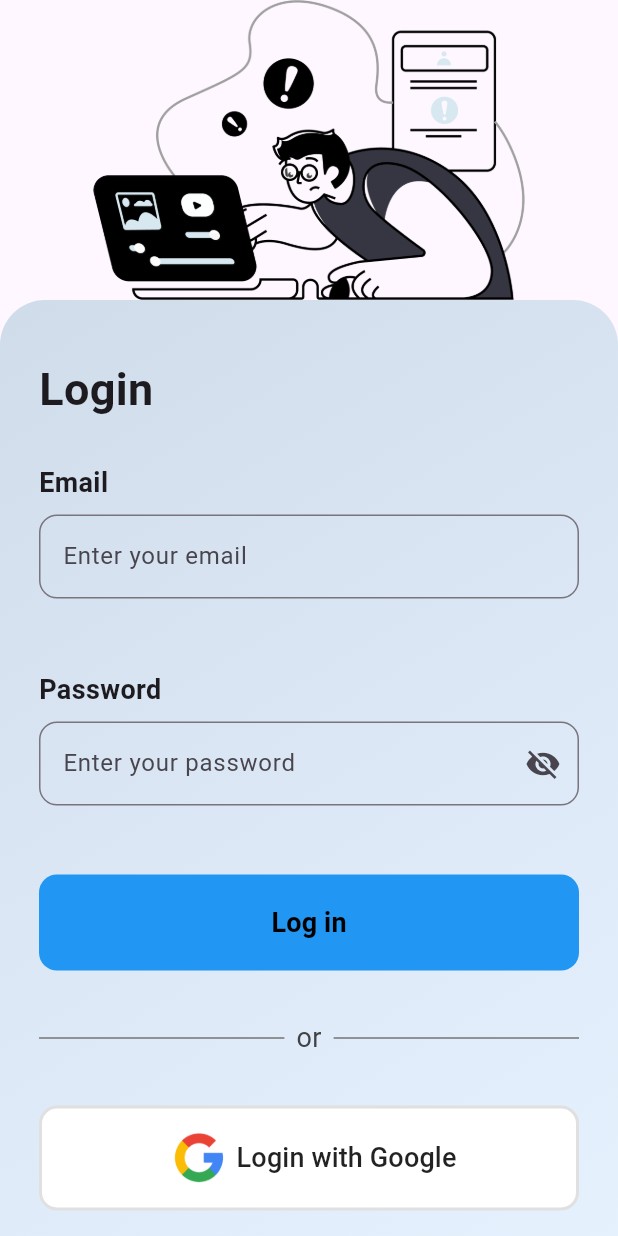
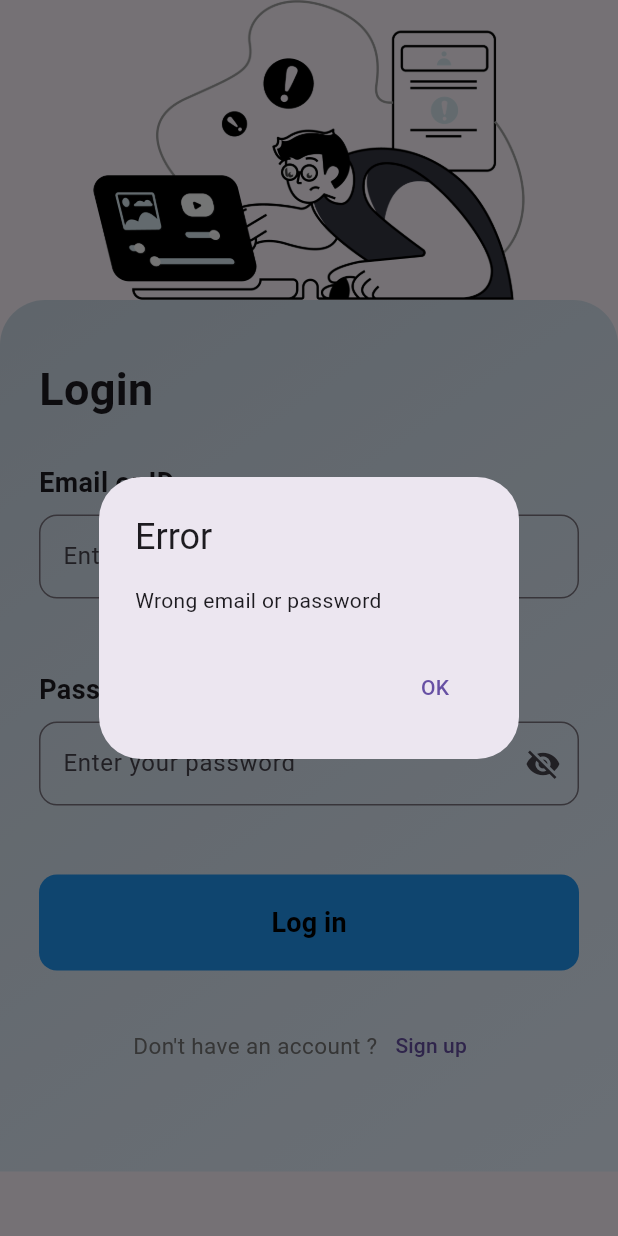
Before and after one commit to Omar073/BankingSystem-LinkedList, a Flutter app: the LoginPage screen opened directly, after a tap on "Log in", on a phone screen of 412 x 824 dp. Run offline on Flutter 3.47's test engine with Material 3 defaults, Android fonts, the phone set to English and light mode, and no system bars; our stand-ins replace flashy_tab_bar2, flutter_pw_validator, flutter_spinkit; accounts and stored records are empty.

Commit message:
Provider and login logic

```diff
--- a/lib/Classes/Instructor.dart
+++ b/lib/Classes/Instructor.dart
@@ -8,21 +8,16 @@ class Instructor extends User {
   bool _isFullTime = false;
 
   Instructor({
-    required String name,
-    required String ID,
-    required int age,
-    required String phonenum,
-    required String email,
-    required String password,
+    required super.name,
+    required super.ID,
+    required super.age,
+    required super.phonenum,
+    required super.email,
+    required super.password,
     required List<Course> assignedCourses,
     required bool isFullTime,
   }) : super(
-          name: name,
-          ID: ID,
-          age: age,
-          phonenum: phonenum,
-          email: email,
-          password: password,
+          isAdmin: false,
         ) {
     _assignedCourses = assignedCourses;
     _isFullTime = isFullTime;
--- a/lib/Classes/User.dart
+++ b/lib/Classes/User.dart
@@ -13,6 +13,7 @@ class User{ // TODO: make abstract?
   String phonenum;
   String email;
   String password;
+  bool isAdmin = false;
 
   User({
     required this.name,
@@ -20,7 +21,8 @@ class User{ // TODO: make abstract?
     required this.age,
     required this.phonenum,
     required this.email,
-    required this.password
+    required this.password,
+    required this.isAdmin
   });
 
   // Function to view all available courses
@@ -29,6 +31,10 @@ class User{ // TODO: make abstract?
     for (var course in allCourses) {
       print("${course.courseName} - ${course.courseDescription}");
     }
+  }
+
+  String getFirstName() {
+    return name.split(" ")[0];
   }
 
   // Function to view all courses offered in a specific center
@@ -72,6 +78,16 @@ class User{ // TODO: make abstract?
 
 }
 
-List<User> users = [];
+User admin1 = User(
+  name: "Admin 1",
+  ID: "admin",
+  age: 30,
+  phonenum: "0123456789",
+  email: "admin@example.com",
+  password: "admin",
+  isAdmin: true
+);
+
+List<User> users = [admin1];
 // Users.addAll(students);
 // Users.addAll(instructors);
--- a/lib/Providers/UserProvider.dart
+++ b/lib/Providers/UserProvider.dart
@@ -2,11 +2,11 @@ import 'package:flutter/cupertino.dart';
 import '../Classes/User.dart';
 
 class UserProvider with ChangeNotifier {
-  User? _user;
-  User? get user => _user;
+  User? _currentUser;
+  User? get user => _currentUser;
 
-  void setUser(User user) {
-    _user = user;
+  void setCurrentUser(User newuser) {
+    _currentUser = newuser;
     notifyListeners();
   }
 }
--- a/lib/pages/LoginPage.dart
+++ b/lib/pages/LoginPage.dart
@@ -1,5 +1,10 @@
+import 'package:ClassMate/pages/HomeScreen.dart';
 import 'package:flutter/material.dart';
 import 'package:flutter/services.dart';
+import 'package:provider/provider.dart';
+
+import '../Classes/User.dart';
+import '../Providers/UserProvider.dart';
 
 class LoginPage extends StatefulWidget {
   const LoginPage({super.key});
@@ -73,7 +78,7 @@ class _LoginPageState extends State<LoginPage> {
                       const Padding(
                         padding: EdgeInsets.fromLTRB(16.0, 8.0, 16.0, 0),
                         child: Text(
-                          "Email",
+                          "Email or ID",
                           style: TextStyle(
                               fontSize: 18, fontWeight: FontWeight.bold),
                         ),
@@ -88,7 +93,7 @@ class _LoginPageState extends State<LoginPage> {
                             border: OutlineInputBorder(
                               borderRadius: BorderRadius.circular(12.0),
                             ),
-                            hintText: 'Enter your email',
+                            hintText: 'Enter email or ID',
                           ),
                         ),
                       ),
@@ -155,8 +160,40 @@ class _LoginPageState extends State<LoginPage> {
                             ),
                             child: MaterialButton(
                               onPressed: () {
+                                bool found = false;
                                 String email = emailCont.text;
                                 String password = passCont.text;
+                                for(User u in users){
+                                  if((u.email == email || u.ID == email) && u.password == password){
+                                    found = true;
+                                    context.read<UserProvider>().setCurrentUser(u);
+                                    Navigator.pushReplacement(
+                                      context,
+                                      MaterialPageRoute(builder: (context) => HomePage()),
+                                    );
+                                  }
+                                }
+                                if(!found){
+                                  showDialog(
+                                    context: context,
+                                    builder: (BuildContext context) {
+                                      return AlertDialog(
+                                        title: const Text('Error'),
+                                        content: const Text('Wrong email or password'),
+                                        actions: [
+                                          TextButton(
+                                            onPressed: () {
+                                              emailCont.clear();
+                                              passCont.clear();
+                                              Navigator.of(context).pop();
+                                            },
+                                            child: const Text('OK'),
+                                          ),
+                                        ],
+                                      );
+                                    },
+                                  );
+                                }
 
                               },
                               child: const Row(
@@ -176,69 +213,69 @@ class _LoginPageState extends State<LoginPage> {
                           ),
                         ),
                       ),
-                      Padding(
-                        padding: const EdgeInsets.all(16.0),
-                        child: Row(
-                          children: [
-                            Expanded(
-                              child: Container(
-                                margin: const EdgeInsets.only(right: 8.0),
-                                height: 1.0, // Adjust the height as needed
-                                color: Colors.grey[600], // Color of the dashes
-                              ),
-                            ),
-                            Text(
-                              "or",
-                              style: TextStyle(
-                                color: Colors.grey[800],
-                                fontSize: 18,
-                              ),
-                            ),
-                            Expanded(
-                              child: Container(
-                                margin: const EdgeInsets.only(left: 8.0),
-                                height: 1.0, // Adjust the height as needed
-                                color: Colors.grey[600], // Color of the dashes
-                              ),
-                            ),
-                          ],
-                        ),
-                      ),
-                      Center(
-                        child: Padding(
-                          padding: const EdgeInsets.all(16.0),
-                          child: Container(
-                            padding: const EdgeInsets.all(8.0),
-                            decoration: BoxDecoration(
-                              color: Colors.white,
-                              border: Border.all(
-                                color: Colors.grey.shade300, // Border color
-                                width: 2.0, // Border width
-                              ),
-                              borderRadius: BorderRadius.circular(12.0),
-                            ),
-                            child: MaterialButton(
-                              onPressed: () {},
-                              child: Row(
-                                mainAxisAlignment: MainAxisAlignment.center,
-                                children: [
-                                  Container(
-                                    width: 50.0,
-                                    height: 50.0,
-                                    alignment: Alignment.center,
-                                    child:
-                                        Image.asset("assets/images/google.png"),
-                                  ),
-                                  const Text(
-                                    "Login with Google",
-                                    style: TextStyle(fontSize: 18),
-                                  )
-                                ],
-                              ),
-                            ),
-                          ),
-                        ),
-                      ),
+                      // Padding(
+                      //   padding: const EdgeInsets.all(16.0),
+                      //   child: Row(
+                      //     children: [
+                      //       Expanded(
+                      //         child: Container(
+                      //           margin: const EdgeInsets.only(right: 8.0),
+                      //           height: 1.0, // Adjust the height as needed
+                      //           color: Colors.grey[600], // Color of the dashes
+                      //         ),
+                      //       ),
+                      //       Text(
+                      //         "or",
+                      //         style: TextStyle(
+                      //           color: Colors.grey[800],
+                      //           fontSize: 18,
+                      //         ),
+                      //       ),
+                      //       Expanded(
+                      //         child: Container(
+                      //           margin: const EdgeInsets.only(left: 8.0),
+                      //           height: 1.0, // Adjust the height as needed
+                      //           color: Colors.grey[600], // Color of the dashes
+                      //         ),
+                      //       ),
+                      //     ],
+                      //   ),
+                      // ),
+                      // Center(
+                      //   child: Padding(
+                      //     padding: const EdgeInsets.all(16.0),
+                      //     child: Container(
+                      //       padding: const EdgeInsets.all(8.0),
+                      //       decoration: BoxDecoration(
+                      //         color: Colors.white,
+                      //         border: Border.all(
+                      //           color: Colors.grey.shade300, // Border color
+                      //           width: 2.0, // Border width
+                      //         ),
+                      //         borderRadius: BorderRadius.circular(12.0),
+                      //       ),
+                      //       child: MaterialButton(
+                      //         onPressed: () {},
+                      //         child: Row(
+                      //           mainAxisAlignment: MainAxisAlignment.center,
+                      //           children: [
+                      //             Container(
+                      //               width: 50.0,
+                      //               height: 50.0,
+                      //               alignment: Alignment.center,
+                      //               child:
+                      //                   Image.asset("assets/images/google.png"),
+                      //             ),
+                      //             const Text(
+                      //               "Login with Google",
+                      //               style: TextStyle(fontSize: 18),
+                      //             )
+                      //           ],
+                      //         ),
+                      //       ),
+                      //     ),
+                      //   ),
+                      // ),
                       const SizedBox(height: 10),
                       Row(
                         mainAxisAlignment: MainAxisAlignment.center,
@@ -259,6 +296,7 @@ class _LoginPageState extends State<LoginPage> {
                           ),
                         ],
                       ),
+                      const SizedBox(height: 50),
                     ],
                   ),
                 ),
```
Also changed, not shown: lib/Classes/Student.dart (+7 -12 lines), lib/pages/HomeScreen.dart (+7 -0 lines), lib/pages/LandingPage.dart (+3 -17 lines), lib/pages/SearchCourses.dart (+7 -1 lines).
